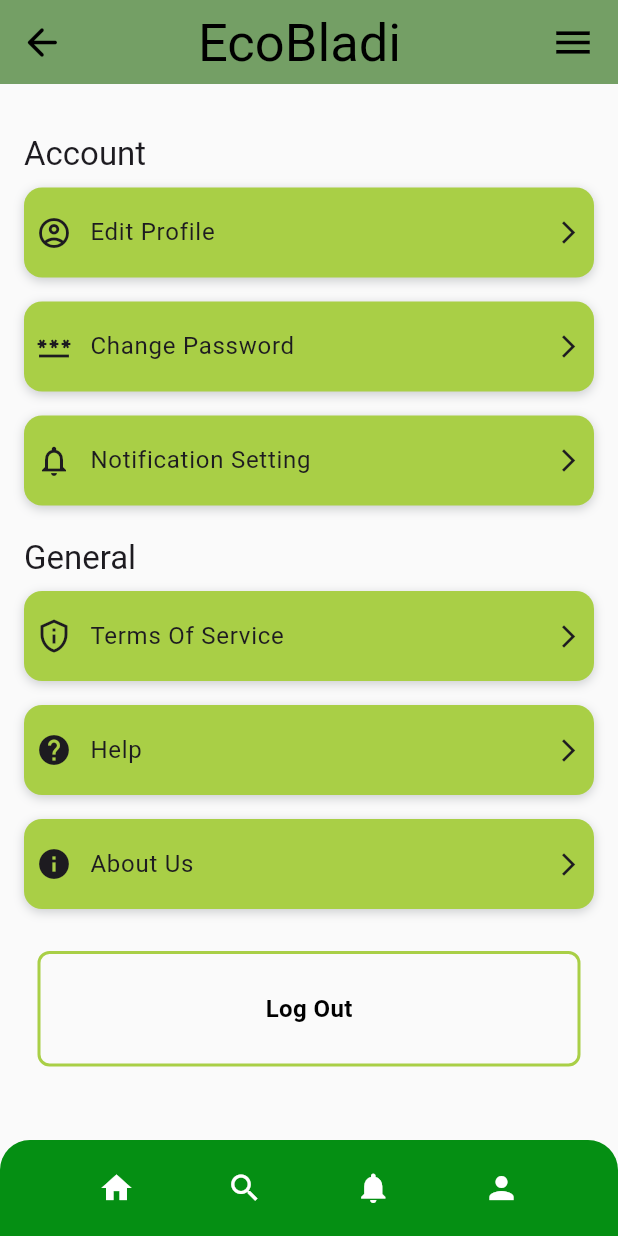
After one commit to ben24002/ecoBladi, a Flutter app: the screen it shows after launch, item 2 of the bottom bar chosen, in the side drawer, after a tap on the "arrow back" icon, on a phone screen of 412 x 824 dp. The commit adds this screen. Run offline on Flutter 3.47's test engine with Material 3 defaults, Android fonts, the phone set to English and light mode, and no system bars; our stand-ins replace cloud_firestore, firebase_auth, firebase_core, flutter_map, geolocator, get and 1 more; missing offline and left inert: flutter_map_cancellable_tile_provider; accounts and stored records are empty; network calls fail; Roboto replaces fonts that are missing (Outfit).

Commit message:
ProfilMenu

```diff
--- /dev/null
+++ b/lib/Components/ProfilCards.dart
@@ -0,0 +1,104 @@
+import 'package:flutter/material.dart';
+
+class ProfileCardData {
+  final IconData icon;
+  final String label;
+  final VoidCallback onTap;
+
+  ProfileCardData({
+    required this.icon,
+    required this.label,
+    required this.onTap,
+  });
+}
+
+class ProfileCardsData {
+  final String title;
+  final List<ProfileCardData> profileCardList;
+
+  ProfileCardsData({
+    required this.title,
+    required this.profileCardList,
+  });
+}
+
+class ProfileCards extends StatelessWidget {
+  final List<ProfileCardsData> cardsDataList;
+
+  const ProfileCards({super.key, required this.cardsDataList});
+
+  @override
+  Widget build(BuildContext context) {
+    return Column(
+      children: cardsDataList.map((profileCardsData) {
+        return Column(
+          crossAxisAlignment: CrossAxisAlignment.start,
+          children: [
+            const SizedBox(
+              height: 5,
+            ),
+            Padding(
+              padding: const EdgeInsets.only(left: 16, top: 8),
+              child: Text(
+                profileCardsData.title,
+                style: Theme.of(context).textTheme.titleLarge,
+              ),
+            ),
+            ...profileCardsData.profileCardList.map((cardData) {
+              return Padding(
+                padding:
+                    const EdgeInsets.symmetric(horizontal: 16, vertical: 8),
+                child: InkWell(
+                  onTap: cardData.onTap,
+                  child: Container(
+                    width: double.infinity,
+                    height: 60,
+                    decoration: BoxDecoration(
+                      color: const Color(0xFFA9CF46),
+                      boxShadow: const [
+                        BoxShadow(
+                          blurRadius: 5,
+                          color: Color(0x3416202A),
+                          offset: Offset(0, 2),
+                        ),
+                      ],
+                      borderRadius: BorderRadius.circular(12),
+                    ),
+                    child: Padding(
+                      padding: const EdgeInsets.all(8),
+                      child: Row(
+                        children: [
+                          Icon(
+                            cardData.icon,
+                            size: 24,
+                            color:
+                                Theme.of(context).textTheme.bodyLarge?.color ??
+                                    Colors.black,
+                          ),
+                          const SizedBox(width: 12),
+                          Expanded(
+                            child: Text(
+                              cardData.label,
+                              style: Theme.of(context).textTheme.bodyLarge,
+                            ),
+                          ),
+                          Icon(
+                            Icons.arrow_forward_ios,
+                            size: 18,
+                            color:
+                                Theme.of(context).textTheme.bodyLarge?.color ??
+                                    Colors.black,
+                          ),
+                        ],
+                      ),
+                    ),
+                  ),
+                ),
+              );
+            }),
+          ],
+        );
+      }).toList(),
+    );
+  }
+}
--- a/lib/Services/mapsServices/displayMap.dart
+++ b/lib/Services/mapsServices/displayMap.dart
@@ -1,13 +1,13 @@
 // ignore_for_file: file_names, depend_on_referenced_packages
 
-
-
+import 'dart:async';
 import 'dart:math';
 
 import 'package:flutter/material.dart';
 import 'package:flutter/scheduler.dart';
 import 'package:flutter_map/flutter_map.dart';
 import 'package:flutter_map_cancellable_tile_provider/flutter_map_cancellable_tile_provider.dart';
+import 'package:geolocator/geolocator.dart';
 import 'package:latlong2/latlong.dart';
 
 import '../firestore_service.dart';
@@ -24,6 +24,7 @@ class DisplayMap extends StatefulWidget {
 class DisplayMapState extends State<DisplayMap> {
   static const double pointSize = 65;
 
+  LatLng? _currentLocation = LatLng(0, 0);
   final MapController mapController = MapController();
   final FirestoreService fire = FirestoreService();
 
@@ -33,10 +34,29 @@ class DisplayMapState extends State<DisplayMap> {
   @override
   void initState() {
     super.initState();
-    SchedulerBinding.instance.addPostFrameCallback((_) {
+    SchedulerBinding.instance.addPostFrameCallback((_) async {
       ScaffoldMessenger.of(context).showSnackBar(
         const SnackBar(content: Text('Tap/click to set coordinate')),
       );
+      await _getCurrentLocation();
+    });
+
+    Timer.periodic(Duration(seconds: 1), (timer) async {
+      //_currentLocation =LatLng(_currentLocation!.latitude, _currentLocation!.longitude);
+      print('object');
+      await test();
+      //var v = await _getCurrentLocation();
+    });
+  }
+
+  test() async {
+    Position position = await Geolocator.getCurrentPosition();
+    print(position.toString());
+    setState(() {
+      _currentLocation = LatLng(position.latitude, position.longitude);
+      //Position position = await Geolocator.getCurrentPosition();
+      print(DateTime.now());
+      //print(position.toString());
     });
   }
 
@@ -45,14 +65,21 @@ class DisplayMapState extends State<DisplayMap> {
     return SizedBox(
       height: 400,
       child: Scaffold(
-        appBar: AppBar(title: const Text('Lat/Lng to Screen Point')),
+        appBar: AppBar(
+          // Set the title to include the current location
+          title: Text(_currentLocation != null
+              ? 'Your current location is (${_currentLocation!.latitude.toStringAsFixed(6)}, ${_currentLocation!.longitude.toStringAsFixed(6)})'
+              : 'Lat/Lng to Screen Point'), // Use a default title if location is not yet available
+        ),
         body: Stack(
           children: [
             FlutterMap(
               mapController: mapController,
               options: MapOptions(
                 // Set the initial center to Tlemcen, Algeria
-                initialCenter: const LatLng(34.88061848393576,-1.3183836245749083),
+                //initialCenter:const LatLng(34.88061848393576, 1.3183836245749083),
+                center: _currentLocation,
+
                 initialZoom: 13, // Adjust zoom level as desired
                 interactionOptions: const InteractionOptions(
                   flags: ~InteractiveFlag.doubleTapZoom,
@@ -60,7 +87,8 @@ class DisplayMapState extends State<DisplayMap> {
                 onTap: (tapPosition, latLng) {
                   // Handle tap on the map
                   fire.setPointPosition(latLng);
-                  final point = mapController.camera.latLngToScreenPoint(latLng);
+                  final point =
+                      mapController.camera.latLngToScreenPoint(latLng);
                   setState(() {
                     tappedCoords = latLng;
                     tappedPoint = Point<double>(point.x, point.y);
@@ -69,6 +97,20 @@ class DisplayMapState extends State<DisplayMap> {
               ),
               children: [
                 openStreetMapTileLayer,
+                MarkerLayer(
+                  markers: [
+                    Marker(
+                      width: pointSize,
+                      height: pointSize,
+                      point: _currentLocation!,
+                      child: const Icon(
+                        Icons.fire_truck,
+                        size: 30,
+                        color: Colors.red,
+                      ),
+                    ),
+                  ],
+                ),
                 if (tappedCoords != null)
                   MarkerLayer(
                     markers: [
@@ -103,21 +145,60 @@ class DisplayMapState extends State<DisplayMap> {
       ),
     );
   }
+
+  Future _getCurrentLocation() async {
+    // Request location permission if needed
+    bool serviceEnabled = await Geolocator.isLocationServiceEnabled();
+    if (!serviceEnabled) {
+      return;
+    }
+
+    LocationPermission permission = await Geolocator.checkPermission();
+    if (permission == LocationPermission.denied) {
+      permission = await Geolocator.requestPermission();
+      if (permission == LocationPermission.denied) {
+        return;
+      }
+    }
+
+    if (permission == LocationPermission.deniedForever) {
+      return;
+    }
+
+    // Get the current location
+    Position position = await Geolocator.getCurrentPosition(
+      desiredAccuracy: LocationAccuracy.high,
+    );
+
+    setState(() {
+      _currentLocation = LatLng(position.latitude, position.longitude);
+      // _markers.add(
+      // Marker(
+      //   markerId: MarkerId('current_location'),
+      //   position: _currentLocation!,
+      //   // ),
+      // );
+    });
+
+    //Move the camera to the current location
+    mapController.move(_currentLocation!, 15.0);
+    return _currentLocation;
+
+    // if (mapController != null) {
+    //   mapController!.animateCamera(
+    //     CameraUpdate.newLatLngZoom(_currentLocation!, 15),
+    //   );
+    // }
+  }
 }
 
 TileLayer get openStreetMapTileLayer => TileLayer(
-  urlTemplate: 'https://tile.openstreetmap.org/{z}/{x}/{y}.png',
-  userAgentPackageName: 'dev.fleaflet.flutter_map.example',
-  tileProvider: CancellableNetworkTileProvider(),
-);
-
-
-
-
-
-
-
-
+      //urlTemplate: 'https://tile.openstreetmap.org/{z}/{x}/{y}.png',
+      urlTemplate:
+          'https://mt1.google.com/vt/lyrs=m@189097413&hl=en&x={x}&y={y}&z={z}&key=YOUR_API_KEY',
+      userAgentPackageName: 'dev.fleaflet.flutter_map.example',
+      tileProvider: CancellableNetworkTileProvider(),
+    );
 
 /*
 import 'dart:math';
--- a/lib/UI/AllUsers.dart
+++ b/lib/UI/AllUsers.dart
@@ -9,9 +9,11 @@ import 'package:get/get.dart';
 //locals
 //import '../Constants/AppColors.dart';
 //import '../Services/AuthService.dart';
+import '../UI/homePage.dart';
 import '../Components/MyTextfields.dart';
 import '../Components/ui.dart';
 import '../Services/firestore_service.dart';
+import 'ProfilMenu.dart';
 
 class AllUsers extends StatelessWidget {
   AllUsers({super.key});
@@ -98,7 +100,8 @@ class AllUsers extends StatelessWidget {
                 size: 30,
               ),
               onPressed: () {
-                print('IconButton pressed ...');
+                Scaffold.of(context)
+                    .openDrawer(); // Open the drawer from the left
               },
               splashRadius:
                   25.0, // Customize the splash radius for a smoother effect
@@ -109,6 +112,35 @@ class AllUsers extends StatelessWidget {
         ],
         centerTitle: false,
         elevation: 2,
+      ),
+      drawer: Drawer(
+        backgroundColor:
+            AppColors.expended, // Match the background color to AppBar
+        child: ListView(
+          children: [
+            const Divider(),
+            ListTile(
+              title: const Text('Profil'),
+              onTap: () {
+                Navigator.push(
+                  context,
+                  MaterialPageRoute(builder: (context) => const ProfilMenu()),
+                );
+              },
+            ),
+            const Divider(),
+            ListTile(
+              title: const Text('Option 2'),
+              onTap: () {
+                Navigator.push(
+                  context,
+                  MaterialPageRoute(builder: (context) => const HomePage()),
+                );
+              },
+            ),
+            // Add more ListTile widgets as needed
+          ],
+        ),
       ),
 
       bottomNavigationBar: const UIbottom(),
@@ -137,12 +169,13 @@ class AllUsers extends StatelessWidget {
             const SizedBox(
               height: 20,
             ),
+
             //update button
             MyButtons(
                 onTap: () {
                   var data = [];
                   update(context);
-                  print("object");
+                  print("Update");
                 },
                 text: 'UPDATE'),
             const SizedBox(
--- /dev/null
+++ b/lib/UI/ProfilMenu.dart
@@ -0,0 +1,227 @@
+import 'package:flutter/material.dart';
+
+import 'package:firebase_auth/firebase_auth.dart';
+
+import '../Components/ProfilCards.dart';
+import '../Components/ui.dart';
+import '../Constants/AppColors.dart';
+import '../logs/LoginOrRegisterPage.dart';
+
+import 'homePage.dart';
+
+class ProfilMenu extends StatefulWidget {
+  const ProfilMenu({super.key});
+
+  @override
+  State<ProfilMenu> createState() => _ProfilMenuState();
+}
+
+class _ProfilMenuState extends State<ProfilMenu> {
+  List<ProfileCardsData> cardsDataList = [
+    ProfileCardsData(
+      title: 'Account',
+      profileCardList: [
+        ProfileCardData(
+          icon: Icons.account_circle_outlined,
+          label: 'Edit Profile',
+          onTap: () {
+            print('Edit Profile tapped');
+          },
+        ),
+        ProfileCardData(
+          icon: Icons.password,
+          label: 'Change Password',
+          onTap: () {
+            print('Change Password tapped');
+          },
+        ),
+        ProfileCardData(
+          icon: Icons.notifications_none,
+          label: 'Notification Setting',
+          onTap: () {
+            print('Notification Setting tapped');
+          },
+        ),
+      ],
+    ),
+    ProfileCardsData(
+      title: 'General',
+      profileCardList: [
+        ProfileCardData(
+          icon: Icons.privacy_tip_outlined,
+          label: 'Terms Of Service',
+          onTap: () {
+            print('Terms Of Service tapped');
+          },
+        ),
+        ProfileCardData(
+          icon: Icons.help,
+          label: 'Help',
+          onTap: () {
+            print('Help tapped');
+          },
+        ),
+        ProfileCardData(
+          icon: Icons.info,
+          label: 'About Us',
+          onTap: () {
+            print('About Us tapped');
+          },
+        ),
+      ],
+    ),
+  ];
+
+  @override
+  Widget build(BuildContext context) {
+    return Scaffold(
+      //appbar
+      appBar: AppBar(
+        backgroundColor: AppColors.first,
+        automaticallyImplyLeading: false,
+        leading: IconButton(
+          icon: const Icon(
+            Icons.arrow_back_rounded,
+            color: Colors.black,
+            size: 30,
+          ),
+          onPressed: () {
+            UIbottom.onTap1(context);
+          },
+          splashRadius:
+              25.0, // Customize the splash radius for a smoother effect
+          padding: const EdgeInsets.symmetric(
+              horizontal: 10.0), // Adjust padding as needed
+        ),
+        title: Padding(
+          padding: const EdgeInsetsDirectional.fromSTEB(60, 0, 0, 0),
+          child: Text(
+            'EcoBladi',
+            style: Theme.of(context).textTheme.headlineMedium?.copyWith(
+                  fontFamily: 'Outfit',
+                  color: Colors.black,
+                  fontSize: 35,
+                  letterSpacing: 0,
+                ),
+          ),
+        ),
+        actions: [
+          Padding(
+            padding: const EdgeInsetsDirectional.fromSTEB(0, 0, 5, 0),
+            child: IconButton(
+              icon: const Icon(
+                Icons.menu,
+                color: Colors.black,
+                size: 30,
+              ),
+              onPressed: () {
+                Scaffold.of(context)
+                    .openDrawer(); // Open the drawer from the left
+              },
+              splashRadius:
+                  25.0, // Customize the splash radius for a smoother effect
+              padding: const EdgeInsets.symmetric(
+                  horizontal: 10.0), // Adjust padding as needed
+            ),
+          ),
+        ],
+        centerTitle: false,
+        elevation: 2,
+      ),
+
+      drawer: Drawer(
+        backgroundColor:
+            AppColors.expended, // Match the background color to AppBar
+        child: ListView(
+          children: [
+            const Divider(),
+            ListTile(
+              title: const Text('Option 1'),
+              onTap: () {
+                Navigator.push(
+                  context,
+                  MaterialPageRoute(builder: (context) => const HomePage()),
+                );
+              },
+            ),
+            const Divider(),
+            ListTile(
+              title: const Text('Option 2'),
+              onTap: () {
+                Navigator.push(
+                  context,
+                  MaterialPageRoute(builder: (context) => const HomePage()),
+                );
+              },
+            ),
+            // Add more ListTile widgets as needed
+          ],
+        ),
+      ),
+
+      bottomNavigationBar: const UIbottom(),
+      backgroundColor: AppColors.background,
+
+      body: SingleChildScrollView(
+        child: Column(
+          children: [
+            const SizedBox(
+              height: 20,
+            ),
+            ProfileCards(
+              cardsDataList: cardsDataList,
+            ),
+            const SizedBox(
+              height: 20,
+            ),
+            //log out button
+            GestureDetector(
+              onTap: () async {
+                // Implement the logout functionality
+                try {
+                  // Sign out the user from Firebase Authentication
+                  await FirebaseAuth.instance.signOut();
+                  print("User signed out successfully.");
+
+                  // After signing out, you can navigate the user to the login or home screen
+                  // After signing out, navigate the user to the LoginPage
+                  Navigator.of(context).pushReplacement(
+                    MaterialPageRoute(
+                        builder: (context) => const LoginOrRegisterPage()),
+                  );
+                  // OR
+                  // Navigator.of(context).pushReplacementNamed('/home'); // Adjust the route accordingly
+                } catch (e) {
+                  // Handle any errors that might occur during the sign-out process
+                  print("Failed to sign out: $e");
+                }
+              },
+              child: Container(
+                padding: const EdgeInsets.all(25),
+                margin: const EdgeInsets.symmetric(horizontal: 25),
+                decoration: BoxDecoration(
+                  borderRadius: BorderRadius.circular(8),
+                  border: Border.all(
+                    // Define the border
+                    color: const Color(0xFFA9CF46),
+                    width: 2.0, // Border width (adjust as needed)
+                  ),
+                ),
+                child: const Center(
+                  child: Text(
+                    "Log Out",
+                    style: TextStyle(
+                      color: Colors.black,
+                      fontWeight: FontWeight.bold,
+                      fontSize: 16,
+                    ),
+                  ),
+                ),
+              ),
+            )
+          ],
+        ),
+      ),
+    );
+  }
+}
--- a/lib/UI/homePage.dart
+++ b/lib/UI/homePage.dart
@@ -7,6 +7,7 @@ import '../Components/options.dart';
 import '../Constants/AppColors.dart';
 import '../Services/mapsServices/displayMap.dart';
 import '../Components/ui.dart';
+import 'ProfilMenu.dart';
 
 class HomePage extends StatelessWidget {
   const HomePage({super.key});
@@ -28,25 +29,27 @@ class HomePage extends StatelessWidget {
   @override
   Widget build(BuildContext context) {
     return Scaffold(
-      //appbar
       appBar: AppBar(
         backgroundColor: AppColors.first,
         automaticallyImplyLeading: false,
         leading: Padding(
           padding: const EdgeInsetsDirectional.fromSTEB(0, 0, 5, 0),
-          child: IconButton(
+          child: Builder(
+            builder: (context) => IconButton(
               icon: const Icon(
                 Icons.menu,
                 color: Colors.black,
                 size: 30,
               ),
               onPressed: () {
-              print('IconButton pressed ...');
+                Scaffold.of(context)
+                    .openDrawer(); // Open the drawer from the left
               },
               splashRadius:
                   25.0, // Customize the splash radius for a smoother effect
               padding: const EdgeInsets.symmetric(
                   horizontal: 10.0), // Adjust padding as needed
+            ),
           ),
         ),
         title: const Padding(
@@ -64,7 +67,35 @@ class HomePage extends StatelessWidget {
         centerTitle: false,
         elevation: 2,
       ),
-
+      drawer: Drawer(
+        backgroundColor:
+            AppColors.expended, // Match the background color to AppBar
+        child: ListView(
+          children: [
+            const Divider(),
+            ListTile(
+              title: const Text('Profile'),
+              onTap: () {
+                Navigator.push(
+                  context,
+                  MaterialPageRoute(builder: (context) => ProfilMenu()),
+                );
+              },
+            ),
+            const Divider(),
+            ListTile(
+              title: const Text('Log Out'),
+              onTap: () {
+                Navigator.push(
+                  context,
+                  MaterialPageRoute(builder: (context) => const HomePage()),
+                );
+              },
+            ),
+            // Add more ListTile widgets as needed
+          ],
+        ),
+      ),
       bottomNavigationBar: const UIbottom(),
       backgroundColor: AppColors.background,
       body: Column(
--- a/lib/UI/notifPage.dart
+++ b/lib/UI/notifPage.dart
@@ -4,7 +4,9 @@ import 'package:flutter/material.dart';
 
 //locals
 import '../Components/ui.dart';
+import '../UI/homePage.dart';
 import '../Constants/AppColors.dart';
+import 'ProfilMenu.dart';
 
 class NotificationPage extends StatelessWidget {
   const NotificationPage({super.key});
@@ -53,6 +55,8 @@ class NotificationPage extends StatelessWidget {
                 size: 30,
               ),
               onPressed: () {
+                Scaffold.of(context)
+                    .openDrawer(); // Open the drawer from the left
               },
               splashRadius:
                   25.0, // Customize the splash radius for a smoother effect
@@ -63,6 +67,35 @@ class NotificationPage extends StatelessWidget {
         ],
         centerTitle: false,
         elevation: 2,
+      ),
+      drawer: Drawer(
+        backgroundColor:
+            AppColors.expended, // Match the background color to AppBar
+        child: ListView(
+          children: [
+            const Divider(),
+            ListTile(
+              title: const Text('Profil'),
+              onTap: () {
+                Navigator.push(
+                  context,
+                  MaterialPageRoute(builder: (context) => const ProfilMenu()),
+                );
+              },
+            ),
+            const Divider(),
+            ListTile(
+              title: const Text('Option 2'),
+              onTap: () {
+                Navigator.push(
+                  context,
+                  MaterialPageRoute(builder: (context) => const HomePage()),
+                );
+              },
+            ),
+            // Add more ListTile widgets as needed
+          ],
+        ),
       ),
       bottomNavigationBar: const UIbottom(),
       body: const Column(
--- a/lib/UI/searchPage.dart
+++ b/lib/UI/searchPage.dart
@@ -6,7 +6,9 @@ import 'package:flutter/material.dart';
 import '../Components/amenageurCarts.dart';
 import '../Components/MyTextfields.dart';
 import '../Components/ui.dart';
+import '../UI/homePage.dart';
 import '../Constants/AppColors.dart';
+import 'ProfilMenu.dart';
 
 class SearchPage extends StatelessWidget {
   SearchPage({super.key});
@@ -57,7 +59,8 @@ class SearchPage extends StatelessWidget {
                 size: 30,
               ),
               onPressed: () {
-                print('IconButton pressed ...');
+                Scaffold.of(context)
+                    .openDrawer(); // Open the drawer from the left
               },
               splashRadius:
                   25.0, // Customize the splash radius for a smoother effect
@@ -68,6 +71,35 @@ class SearchPage extends StatelessWidget {
         ],
         centerTitle: false,
         elevation: 2,
+      ),
+      drawer: Drawer(
+        backgroundColor:
+            AppColors.expended, // Match the background color to AppBar
+        child: ListView(
+          children: [
+            const Divider(),
+            ListTile(
+              title: const Text('Profil'),
+              onTap: () {
+                Navigator.push(
+                  context,
+                  MaterialPageRoute(builder: (context) => const ProfilMenu()),
+                );
+              },
+            ),
+            const Divider(),
+            ListTile(
+              title: const Text('Option 2'),
+              onTap: () {
+                Navigator.push(
+                  context,
+                  MaterialPageRoute(builder: (context) => const HomePage()),
+                );
+              },
+            ),
+            // Add more ListTile widgets as needed
+          ],
+        ),
       ),
       bottomNavigationBar: const UIbottom(),
       body: SingleChildScrollView(
```
Also changed, not shown: pubspec.yaml (+8 -0 lines), lib/images/LOGObgB.png (added), lib/main.dart (line endings or trailing spaces), pubspec.lock, 28 other files. Lines whose indentation alone changed are shown as unchanged.
